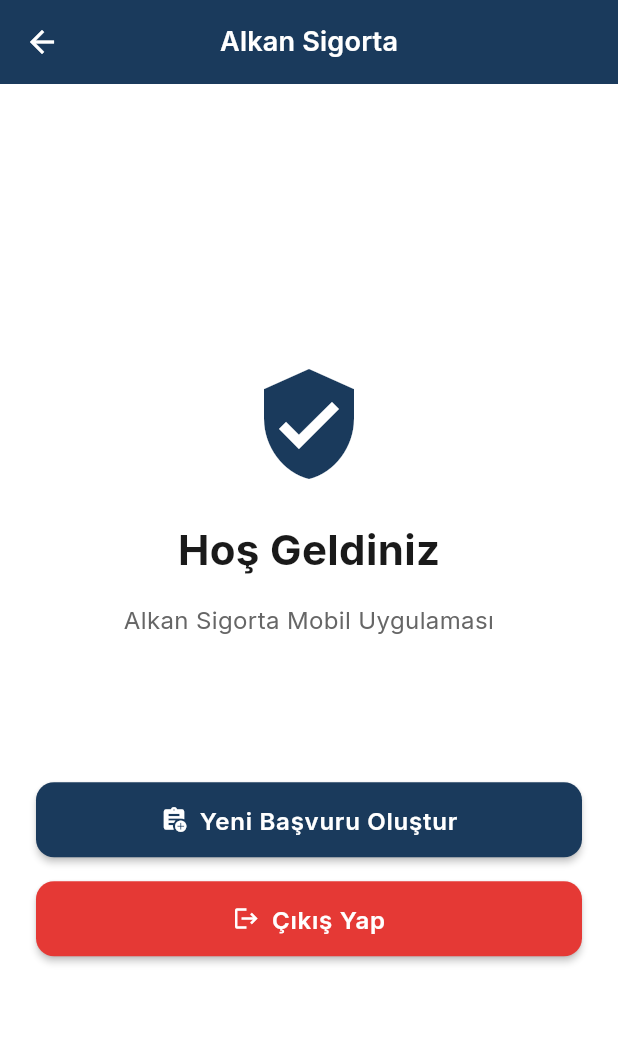
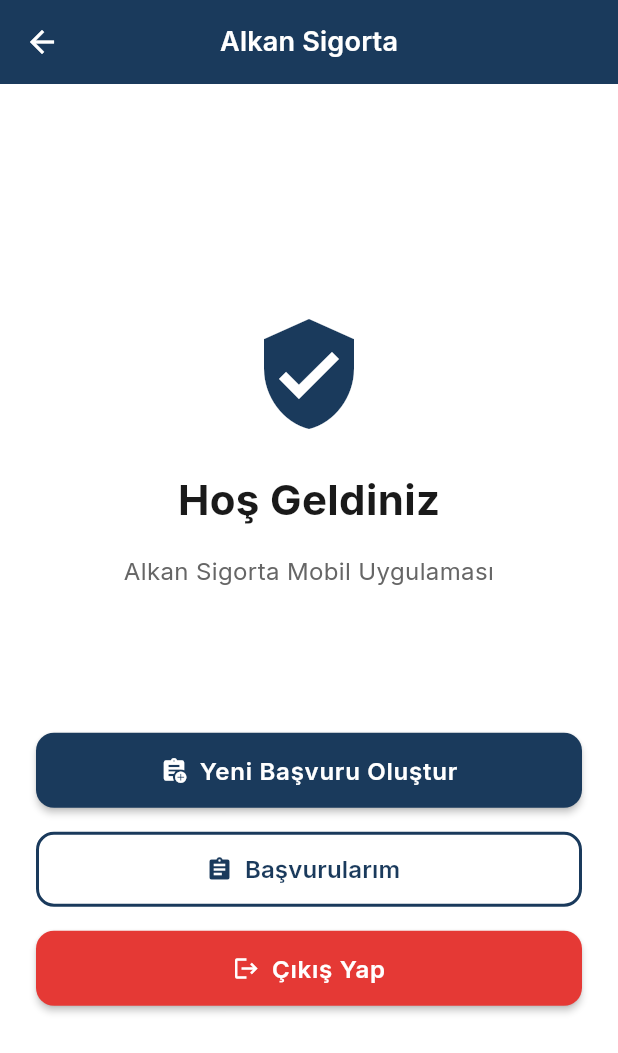
Before and after one commit to 1omeralkan/alkan-sigorta-mobile, a Flutter app: the HomePage screen opened by its route, on a phone screen of 412 x 824 dp. Shown: the top 1053 px of the screen. Run offline on Flutter 3.47's test engine with Material 3 defaults, Android fonts, the phone set to English and light mode, and no system bars; our stand-ins replace dio, flutter_bloc, flutter_dotenv, flutter_secure_storage, google_fonts; accounts and stored records are empty; network calls fail.

Commit message:
Başvurularım sayfası eklendi.

```diff
--- a/lib/core/routes/app_router.dart
+++ b/lib/core/routes/app_router.dart
@@ -9,6 +9,7 @@
 import '../../features/auth/data/repositories/auth_repository_impl.dart';
 import '../../features/home/presentation/pages/home_page.dart';
 import '../../features/application/presentation/pages/application_create_page.dart';
+import '../../features/application/presentation/pages/applications_list_page.dart';
 import '../../features/application/presentation/bloc/application_cubit.dart';
 import '../../features/application/data/datasources/application_remote_data_source.dart';
 import '../../features/application/data/repositories/application_repository_impl.dart';
@@ -77,6 +78,10 @@
             );
           },
         );
+      case '/applications':
+        return MaterialPageRoute(
+          builder: (_) => const ApplicationsListPage(),
+        );
       default:
         return MaterialPageRoute(
           builder: (_) => const Scaffold(
--- a/lib/features/home/presentation/pages/home_page.dart
+++ b/lib/features/home/presentation/pages/home_page.dart
@@ -79,6 +79,31 @@
               SizedBox(
                 width: double.infinity,
                 height: 50,
+                child: OutlinedButton.icon(
+                  onPressed: () {
+                    Navigator.pushNamed(context, '/applications');
+                  },
+                  icon: const Icon(Icons.assignment),
+                  label: const Text(
+                    'Başvurularım',
+                    style: TextStyle(
+                      fontSize: 16,
+                      fontWeight: FontWeight.w600,
+                    ),
+                  ),
+                  style: OutlinedButton.styleFrom(
+                    foregroundColor: AppColors.primary,
+                    side: BorderSide(color: AppColors.primary, width: 2),
+                    shape: RoundedRectangleBorder(
+                      borderRadius: BorderRadius.circular(AppSizes.radiusMedium),
+                    ),
+                  ),
+                ),
+              ),
+              const SizedBox(height: AppSizes.md),
+              SizedBox(
+                width: double.infinity,
+                height: 50,
                 child: ElevatedButton.icon(
                   onPressed: () {
                     Navigator.pushReplacementNamed(context, '/');
```
Also changed, not shown: lib/features/application/presentation/pages/applications_list_page.dart (added, +63 -0 lines).
